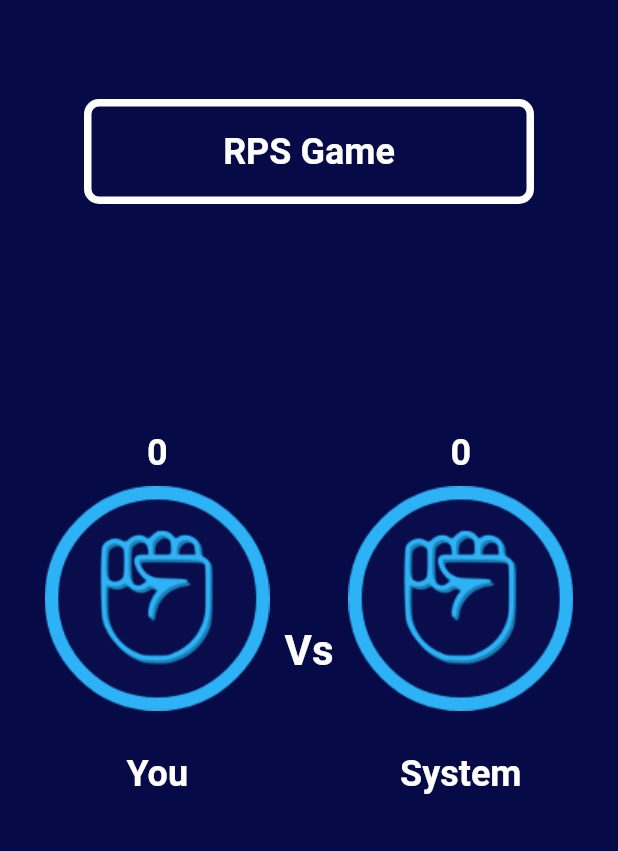
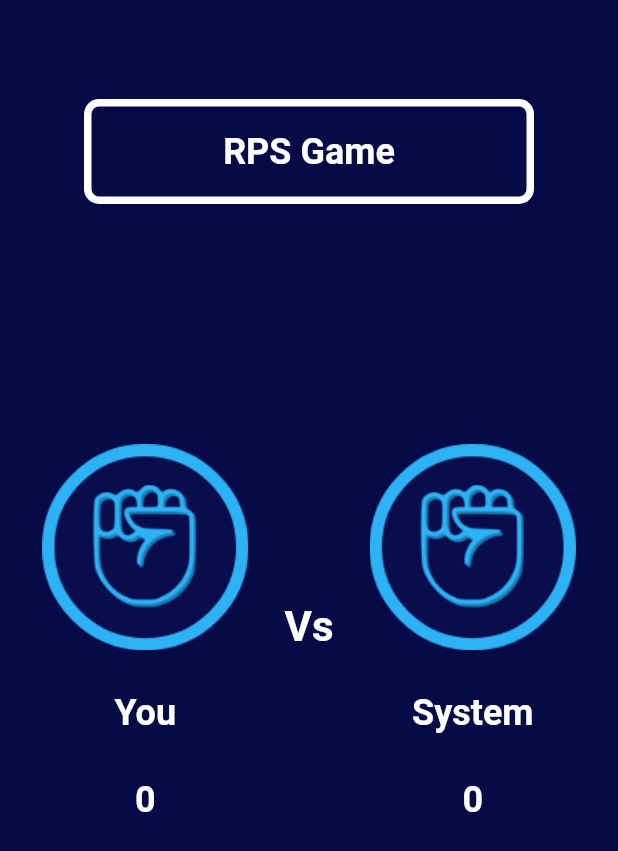
Before and after one commit to nedaa-nazmi/nedaa6_01, a Flutter app: the screen it shows after launch, on a phone screen of 412 x 824 dp. Shown: the top 851 px of the screen. Run offline on Flutter 3.47's test engine with Material 2 defaults, Android fonts, the light colour scheme and no system bars.

Commit message:
new change

```diff
--- a/lib/main.dart
+++ b/lib/main.dart
@@ -16,9 +16,12 @@ class page1 extends StatefulWidget {
 class _page1State extends State<page1> {
   int score_system = 0;
   int score_person = 0;
-  int score_person2 = 6;
+  int score_person2 = 5;
   int image_number = Random().nextInt(3) + 1;
   int image_number2 = Random().nextInt(3) + 1;
+
+  String? result;
+
   @override
   Widget build(BuildContext context) {
     return MaterialApp(
@@ -56,16 +59,8 @@ class _page1State extends State<page1> {
                     Expanded(
                         child: Column(
                       children: [
-                        Text(
-                          "$score_person",
-                          style: TextStyle(
-                              color: Colors.white,
-                              fontSize: 24,
-                              fontWeight: FontWeight.bold),
-                        ),
                         TextButton(
                           onPressed: () {
-                            if (score_person <= score_person2) {
                             setState(() {
                               image_number2 = Random().nextInt(3) + 1;
                               image_number = Random().nextInt(3) + 1;
@@ -79,6 +74,8 @@ class _page1State extends State<page1> {
                                 score_person++;
                               }
                             });
+                            if (score_person > score_system) {
+                              result = 'player 1 win';
                             }
                           },
                           child: Image.asset("assets/image$image_number.png"),
@@ -93,29 +90,34 @@ class _page1State extends State<page1> {
                               fontSize: 24,
                               color: Colors.white),
                         ),
-                        SizedBox(height: 50),
+                        SizedBox(height: 30),
+                        Text(
+                          "$score_person",
+                          style: TextStyle(
+                              color: Colors.white,
+                              fontSize: 24,
+                              fontWeight: FontWeight.bold),
+                        ),
                       ],
                     )),
-                    Text(
+                    Padding(
+                      padding: EdgeInsets.all(16.0),
+                      child: Align(
+                        alignment: Alignment.topCenter,
+                        child: Text(
                           "Vs",
                           style: TextStyle(
                               fontWeight: FontWeight.bold,
                               fontSize: 28,
                               color: Colors.white),
                         ),
+                      ),
+                    ),
                     Expanded(
                         child: Column(
                       children: [
-                        Text(
-                          "$score_system",
-                          style: TextStyle(
-                              color: Colors.white,
-                              fontSize: 24,
-                              fontWeight: FontWeight.bold),
-                        ),
                         TextButton(
                           onPressed: () {
-                            if (score_system <= score_person2) {
                             setState(() {
                               image_number2 = Random().nextInt(3) + 1;
                               image_number = Random().nextInt(3) + 1;
@@ -130,6 +132,8 @@ class _page1State extends State<page1> {
                                 score_system++;
                               }
                             });
+                            if (score_system > score_person) {
+                              result = 'player 2 win';
                             }
                           },
                           child: Image.asset("assets/image$image_number2.png"),
@@ -144,10 +148,25 @@ class _page1State extends State<page1> {
                               fontSize: 24,
                               color: Colors.white),
                         ),
-                        SizedBox(height: 50)
+                        SizedBox(height: 30),
+                        Text(
+                          "$score_system",
+                          style: TextStyle(
+                              color: Colors.white,
+                              fontSize: 24,
+                              fontWeight: FontWeight.bold),
+                        ),
                       ],
                     )),
                   ],
+                ),
+                SizedBox(height: 50),
+                Text(
+                  result ?? '',
+                  style: TextStyle(
+                      color: Colors.white,
+                      fontSize: 24,
+                      fontWeight: FontWeight.bold),
                 ),
               ],
             ),
```
Lines whose indentation alone changed are shown as unchanged.
